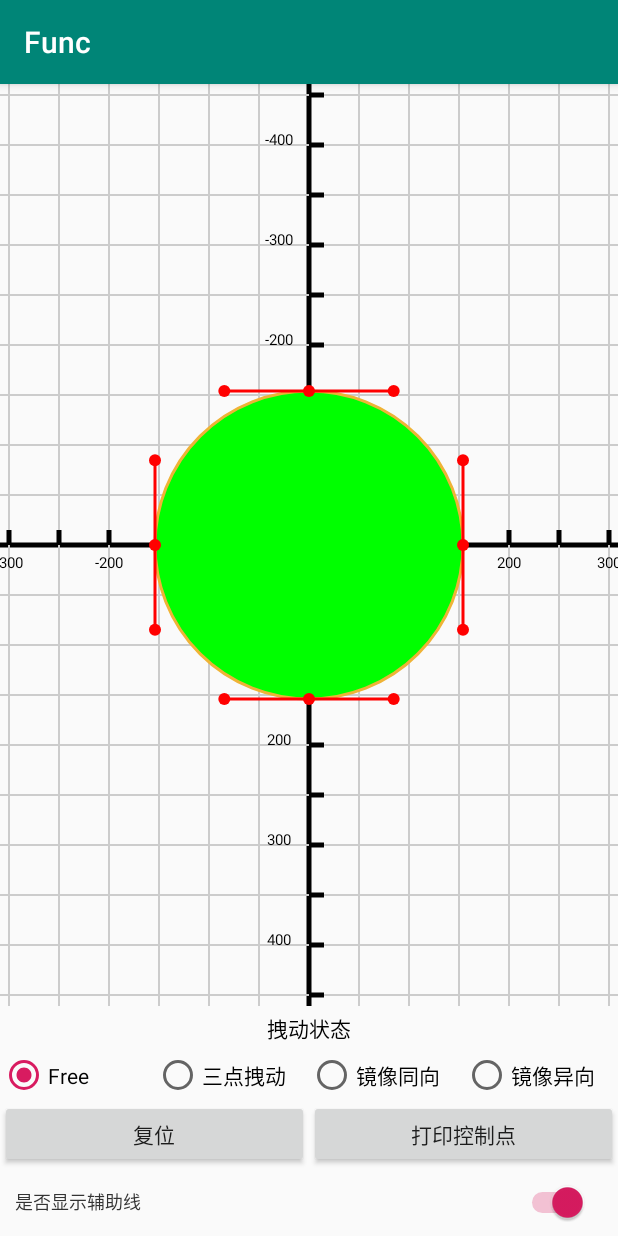
After one commit to Jerryzouzou/FunctionGroup, an Android app: the BezierDIYActivity screen opened directly, with no data from a screen before it, on a phone screen of 412 x 824 dp. The commit adds this screen. Run offline under Robolectric (Android 15) with nearby library versions, the phone set to English and light mode, and no system bars.

Commit message:
add diy bezier view

```diff
--- a/app/build.gradle
+++ b/app/build.gradle
@@ -20,6 +20,10 @@ android {
     packagingOptions {
         exclude 'META-INF/proguard/androidx-annotations.pro'
     }
+    compileOptions {
+        sourceCompatibility = '1.8'
+        targetCompatibility = '1.8'
+    }
 
 }
 
--- a/app/src/main/AndroidManifest.xml
+++ b/app/src/main/AndroidManifest.xml
@@ -20,6 +20,7 @@
 
         <activity android:name=".BezierLines.BezierBeginDerivationActivity"/>
         <activity android:name=".BezierLines.BezierRun2CircleActivity"/>
+        <activity android:name=".BezierLines.BezierDIYActivity"/>
     </application>
 
 </manifest>
--- /dev/null
+++ b/app/src/main/java/com/hard/function/BezierLines/BezierDIYActivity.java
@@ -0,0 +1,95 @@
+package com.hard.function.BezierLines;
+
+import android.content.Context;
+import android.graphics.PointF;
+import android.os.Bundle;
+import android.support.annotation.IdRes;
+import android.support.annotation.Nullable;
+import android.support.v7.app.AppCompatActivity;
+import android.util.Log;
+import android.view.View;
+import android.widget.CompoundButton;
+import android.widget.RadioGroup;
+import android.widget.Switch;
+
+import com.hard.function.R;
+import com.hard.function.tool.UIUtils;
+
+import java.util.List;
+
+/**
+ * @author Jerry Lai on 2019/06/18
+ */
+public class BezierDIYActivity extends AppCompatActivity implements View.OnClickListener {
+
+    private final static String TAG = "BezierDIY";
+    private Context mContext;
+    private DIYBezierView diyBezierView;
+    private RadioGroup rgStatus;
+    private Switch showLineSwitch;
+
+    @Override
+    protected void onCreate(@Nullable Bundle savedInstanceState) {
+        super.onCreate(savedInstanceState);
+        setContentView(R.layout.activity_diy_bezier);
+        mContext = this;
+
+        findView();
+    }
+
+    private void findView() {
+        findViewById(R.id.btn_print).setOnClickListener(this);
+        findViewById(R.id.btn_reset).setOnClickListener(this);
+        diyBezierView = findViewById(R.id.diy_bezier_view);
+        rgStatus = findViewById(R.id.rg_status);
+        showLineSwitch = findViewById(R.id.show_line_switch);
+
+        diyBezierView.setIsShowHelpLine(true);
+        showLineSwitch.setChecked(true);
+        //lambda表达式
+        rgStatus.setOnCheckedChangeListener((RadioGroup group, @IdRes int checkedId)->{
+            switch (checkedId){
+                case R.id.status_free:  // 自由变换
+                    diyBezierView.setStatus(DIYBezierView.Status.FREE);
+                    break;
+                case R.id.status_three: // 三点拽动
+                    diyBezierView.setStatus(DIYBezierView.Status.THREE);
+                    break;
+                case R.id.status_mirror_diff:
+                    diyBezierView.setStatus(DIYBezierView.Status.MIRROR_DIFF);  // 镜像异向
+                    break;
+                case R.id.status_mirror_same:       // 镜像同向
+                    diyBezierView.setStatus(DIYBezierView.Status.MIRROR_SAME);
+                    break;
+            }
+        });
+
+        showLineSwitch.setOnCheckedChangeListener((CompoundButton buttonView, boolean isChecked)->{
+            diyBezierView.setIsShowHelpLine(isChecked);
+        });
+    }
+
+    @Override
+    public void onClick(View v) {
+        switch (v.getId()){
+            case R.id.btn_print:
+                printControlPointList();
+                break;
+            case R.id.btn_reset:
+                diyBezierView.reset();
+                break;
+        }
+    }
+
+    private void printControlPointList() {
+        StringBuilder sb = new StringBuilder();
+        List<PointF> controlPointList = diyBezierView.getControlPointList();
+        for (int i = 0; i < controlPointList.size(); i++) {
+            PointF point = controlPointList.get(i);
+            sb.append("第"+i+"个点坐标(单位dp)：[ ")
+                    .append(UIUtils.px2dip(mContext, point.x)+",")
+                    .append(UIUtils.px2dip(mContext, point.y)+" ]\n");
+        }
+        Log.i(TAG, "ControlPointList: "+sb.toString());
+    }
+}
--- a/app/src/main/java/com/hard/function/BezierLines/BezierRun2CircleView.java
+++ b/app/src/main/java/com/hard/function/BezierLines/BezierRun2CircleView.java
@@ -119,7 +119,7 @@ public class BezierRun2CircleView extends GridCoordinateCustomBaseView {
     @Override
     protected void onDraw(Canvas canvas) {
         drawCoordinateGrid(canvas);
-        canvas.translate(screenWidth/2, screenHeight/2);    //挪到原点(0,0)为屏幕中间
+        canvas.translate(mWidth/2, mHeight/2);
         bezierLinePath.reset();
         for (int i = 0; i < 4; i++) {
             if (i == 0){
--- /dev/null
+++ b/app/src/main/java/com/hard/function/BezierLines/DIYBezierView.java
@@ -0,0 +1,338 @@
+package com.hard.function.BezierLines;
+
+import android.content.Context;
+import android.content.res.Resources;
+import android.graphics.BitmapRegionDecoder;
+import android.graphics.Canvas;
+import android.graphics.Color;
+import android.graphics.Paint;
+import android.graphics.Path;
+import android.graphics.PointF;
+import android.graphics.RectF;
+import android.util.AttributeSet;
+import android.view.MotionEvent;
+
+import com.hard.function.R;
+import com.hard.function.common.GridCoordinateCustomBaseView;
+import com.hard.function.tool.UIUtils;
+
+import java.util.ArrayList;
+import java.util.List;
+
+import androidx.annotation.Nullable;
+
+/**
+ * @author Jerry Lai on 2019/06/12
+ */
+public class DIYBezierView extends GridCoordinateCustomBaseView {
+
+    private PointF centerPointF;    //圆心
+    //控制点列表，顺序为：右上、右下、左下、左上
+    private List<PointF> controlPointList;
+    //选中的点集合，受 status 影响
+    private List<PointF> curSelectPointList;
+    private PointF curSelectPoint;
+
+    private Path controlPath;
+    private Path diyBezierPath;
+    private Paint diyBezierPaint;
+    private Paint controlLinePaint;
+    private Paint controlPointPaint;
+    private Paint circlePaint;
+    private Status status;  //拖曳时的状态
+    private Resources res;
+    private Context mContext;
+
+    // 线的宽度
+    private int LINE_WIDTH;
+    // 控制点的半径
+    private int POINT_RADIO_WIDTH;
+    // 选中控制点的半径
+    private int SEL_POINT_RADIO_WIDTH;
+    private float mRadius;      //圆半径
+    private float mRatio;       //控制点占半径的比例
+    // 是否显示辅助线
+    private boolean mIsShowHelpLine;
+    // 触碰的x轴
+    private float mLastX = -1;
+    // 触碰的y轴
+    private float mLastY = -1;
+
+    // 有效触碰的范围
+    private int mTouchRegionWidth;
+
+    public DIYBezierView(Context context) {
+        super(context);
+    }
+
+    public DIYBezierView(Context context, @Nullable AttributeSet attrs) {
+        super(context, attrs);
+    }
+
+    public DIYBezierView(Context context, @Nullable AttributeSet attrs, int defStyleAttr) {
+        super(context, attrs, defStyleAttr);
+    }
+
+    @Override
+    protected void init(Context context) {
+        mContext = context;
+        res = mContext.getResources();
+        int width = UIUtils.getScreenWidth(context);
+        mRadius = width / 4;
+        LINE_WIDTH = UIUtils.dip2px(2);
+        POINT_RADIO_WIDTH = UIUtils.dip2px(4);
+        SEL_POINT_RADIO_WIDTH = UIUtils.dip2px(6);
+        mTouchRegionWidth = UIUtils.dip2px(20);
+
+        centerPointF = new PointF(0, 0);
+        controlPointList = new ArrayList<>();
+        curSelectPointList = new ArrayList<>();
+        controlPath = new Path();
+        diyBezierPath = new Path();
+        mIsShowHelpLine = true;
+        mRatio = 0.55f;
+        status = Status.FREE;
+
+        diyBezierPaint = UIUtils.getFillPaint(Color.GREEN);
+        circlePaint = UIUtils.getStrokePaint(context, LINE_WIDTH, res.getColor(R.color.colorOrange, null));
+        controlLinePaint =UIUtils.getStrokePaint(context, LINE_WIDTH, Color.RED);
+        controlPointPaint =UIUtils.getFillPaint(Color.RED);
+
+        calculateControlPoint();
+    }
+
+    @Override
+    protected void onDraw(Canvas canvas) {
+        drawCoordinateGrid(canvas);
+        canvas.translate(mWidth/2, mHeight/2);
+
+        diyBezierPath.reset();
+        //计算每边控制基线的贝塞尔曲线路径
+        for (int i = 0; i < 4; i++) {
+            if(i == 0){
+                diyBezierPath.moveTo(controlPointList.get(i*3).x, controlPointList.get(i*3).y);
+            }else {
+                diyBezierPath.lineTo(controlPointList.get(i*3).x, controlPointList.get(i*3).y);
+            }
+            int endPonitIndex = (i==3) ? 0 : (i*3+3);
+            diyBezierPath.cubicTo(controlPointList.get(i*3+1).x, controlPointList.get(i*3+1).y,
+                    controlPointList.get(i*3+2).x, controlPointList.get(i*3+2).y,
+                    controlPointList.get(endPonitIndex).x, controlPointList.get(endPonitIndex).y);
+        }
+        canvas.drawPath(diyBezierPath, diyBezierPaint);
+
+        if(!mIsShowHelpLine) return;
+        canvas.drawCircle(centerPointF.x, centerPointF.y, mRadius, circlePaint);
+
+        //绘制控制基线
+        controlPath.reset();
+        for (int i = 0; i < 4; i++) {
+            int startIndex = i * 3;
+            if(i == 0){
+                controlPath.moveTo(controlPointList.get(controlPointList.size()-1).x,
+                        controlPointList.get(controlPointList.size() - 1).y);
+            }else {
+                controlPath.moveTo(controlPointList.get(startIndex - 1).x,
+                        controlPointList.get(startIndex - 1).y);
+            }
+            controlPath.lineTo(controlPointList.get(startIndex).x, controlPointList.get(startIndex).y);
+            controlPath.lineTo(controlPointList.get(startIndex+1).x, controlPointList.get(startIndex+1).y);
+        }
+        canvas.drawPath(controlPath, controlLinePaint);
+
+        //绘制控制点
+        for (int i = 0; i < controlPointList.size(); i++) {
+            PointF point = controlPointList.get(i);
+            float w;
+            if(curSelectPointList.contains(point)){
+                controlPointPaint.setColor(Color.BLUE);
+                w = SEL_POINT_RADIO_WIDTH;
+            }else {
+                controlPointPaint.setColor(Color.RED);
+                w = POINT_RADIO_WIDTH;
+            }
+            canvas.drawCircle(point.x, point.y, w, controlPointPaint);
+        }
+
+        // 如果为三点拽动，将三点连接
+        if(status == Status.THREE){
+            if(curSelectPointList.size() == 1) return;
+            for (int i = 0; i < curSelectPointList.size() - 1; i++) {
+                controlPointPaint.setColor(Color.BLUE);
+                canvas.drawLine(curSelectPointList.get(i).x, curSelectPointList.get(i).y,
+                        curSelectPointList.get(i+1).x, curSelectPointList.get(i+1).y, controlPointPaint);
+            }
+        }
+    }
+
+    @Override
+    public boolean onTouchEvent(MotionEvent event) {
+        float x = event.getX();
+        float y = event.getY();
+        switch (event.getAction()){
+            case MotionEvent.ACTION_DOWN:
+                if(selectControlPoint(x, y)){
+                    mLastX = x;
+                    mLastY = y;
+                }
+                break;
+            case MotionEvent.ACTION_MOVE:
+                if(mLastY==-1 || mLastX==-1){
+                    return true;
+                }
+
+                float offsetX = x - mLastX;
+                float offsetY = y - mLastY;
+                if((status==Status.MIRROR_DIFF || status==Status.MIRROR_SAME) && curSelectPoint!=null){
+                    curSelectPoint.x += offsetX;
+                    curSelectPoint.y += offsetY;
+
+                    if(status == Status.MIRROR_DIFF){
+                        offsetX = -offsetX;
+                        offsetY = -offsetY;
+                    }
+                    PointF otherPoint = null;
+                    for (PointF point : curSelectPointList){
+                        if(point != curSelectPoint){
+                            otherPoint = point;
+                            break;
+                        }
+                    }
+                    if(otherPoint != null){
+                        otherPoint.x += offsetX;
+                        otherPoint.y += offsetY;
+                    }
+                }else{
+                    for (PointF point : curSelectPointList){
+                        point.x += offsetX;
+                        point.y += offsetY;
+                    }
+                }
+                mLastX = x;
+                mLastY = y;
+                break;
+            case MotionEvent.ACTION_UP:
+                curSelectPointList.clear();
+                curSelectPoint = null;
+                mLastY = mLastX = -1;
+                break;
+        }
+
+        invalidate();
+        return true;
+    }
+
+    /**
+     * 是否在有效的触碰范围
+     */
+    private boolean selectControlPoint(float x, float y) {
+        int selectIndex = -1;
+        for (int i = 0; i < controlPointList.size(); i++) {
+            PointF point = controlPointList.get(i);
+            float realX = point.x + mWidth/2;
+            float realY = point.y + mHeight/2;
+            RectF rectRange = new RectF(realX-mTouchRegionWidth, realY-mTouchRegionWidth,
+                    realX+mTouchRegionWidth, realY+mTouchRegionWidth);
+            if(rectRange.contains(x, y)){
+                selectIndex = i;
+                break;
+            }
+        }
+        if(selectIndex == -1){
+            return false;
+        }
+
+        curSelectPointList.clear();
+        curSelectPoint = controlPointList.get(selectIndex);
+        switch (status){
+            case FREE:      // 任意点拽动
+                curSelectPointList.add(curSelectPoint);
+                break;
+            case THREE:
+                int offsetSeleIndex = (selectIndex + 1) % 12;
+                int offsetRangeIndex = offsetSeleIndex / 3;
+                if(offsetSeleIndex == 0){
+                    curSelectPointList.add(controlPointList.get(11));
+                }else {
+                    curSelectPointList.add(controlPointList.get(offsetRangeIndex*3 - 1));
+                }
+                curSelectPointList.add(controlPointList.get(offsetRangeIndex*3));
+                curSelectPointList.add(controlPointList.get(offsetRangeIndex*3 + 1));
+                break;
+            case MIRROR_DIFF:
+            case MIRROR_SAME:
+                if(selectIndex==0 || selectIndex==6){
+                    curSelectPointList.add(controlPointList.get(0));
+                    curSelectPointList.add(controlPointList.get(6));
+                }else {
+                    curSelectPointList.add(controlPointList.get(selectIndex));
+                    curSelectPointList.add(controlPointList.get(12 - selectIndex));
+                }
+                break;
+        }
+
+        return true;
+    }
+
+    public void reset(){
+        calculateControlPoint();
+        invalidate();
+    }
+
+    public void setStatus(Status status) {
+        this.status = status;
+    }
+
+    /**
+     * 设置比例--印象计算控制点因子
+     */
+    public void setRatio(float ratio) {
+        this.mRatio = ratio;
+        calculateControlPoint();
+        invalidate();
+    }
+
+    public void setIsShowHelpLine(boolean isShowHelpLine) {
+        this.mIsShowHelpLine = isShowHelpLine;
+        invalidate();
+    }
+
+    public List<PointF> getControlPointList() {
+        return controlPointList;
+    }
+
+    /**
+     * 计算圆的控制点
+     */
+    private void calculateControlPoint() {
+        // 计算 中间控制点到端点的距离
+        float controlWidth = mRatio * mRadius;
+        controlPointList.clear();
+
+        // 右上
+        controlPointList.add(new PointF(0, -mRadius));
+        controlPointList.add(new PointF(controlWidth, -mRadius));
+        controlPointList.add(new PointF(mRadius, -controlWidth));
+
+        // 右下
+        controlPointList.add(new PointF(mRadius, 0));
+        controlPointList.add(new PointF(mRadius, controlWidth));
+        controlPointList.add(new PointF(controlWidth, mRadius));
+
+        // 左下
+        controlPointList.add(new PointF(0, mRadius));
+        controlPointList.add(new PointF(-controlWidth, mRadius));
+        controlPointList.add(new PointF(-mRadius, controlWidth));
+        // 左上
+        controlPointList.add(new PointF(-mRadius, 0));
+        controlPointList.add(new PointF(-mRadius, -controlWidth));
+        controlPointList.add(new PointF(-controlWidth, -mRadius));
+    }
+
+    public enum Status {
+        FREE,          // 自由拽动
+        THREE,         // 三点拽动
+        MIRROR_DIFF,   // 镜像异向
+        MIRROR_SAME,   // 镜像同向
+    }
+}
--- a/app/src/main/java/com/hard/function/MainActivity.java
+++ b/app/src/main/java/com/hard/function/MainActivity.java
@@ -8,6 +8,7 @@ import android.util.Log;
 import android.view.View;
 
 import com.hard.function.BezierLines.BezierBeginDerivationActivity;
+import com.hard.function.BezierLines.BezierDIYActivity;
 import com.hard.function.BezierLines.BezierRun2CircleActivity;
 import com.hard.function.BezierLines.BezierRun2CircleView;
 import com.hard.function.tool.UIUtils;
@@ -43,7 +44,7 @@ public class MainActivity extends AppCompatActivity implements View.OnClickListe
                 Utils.startActivity(mContext, BezierRun2CircleActivity.class);
                 break;
             case R.id.btn_f_03:
-
+                Utils.startActivity(mContext, BezierDIYActivity.class);
                 break;
         }
     }
--- a/app/src/main/java/com/hard/function/common/GridCoordinateCustomBaseView.java
+++ b/app/src/main/java/com/hard/function/common/GridCoordinateCustomBaseView.java
@@ -42,8 +42,8 @@ public abstract class GridCoordinateCustomBaseView extends View {
     // 字体大小
     private float mTextSize;
 
-    private float mWidth;
-    private float mHeight;
+    public float mWidth;
+    public float mHeight;
 
     public GridCoordinateCustomBaseView(Context context) {
         super(context);
--- a/app/src/main/java/com/hard/function/tool/UIUtils.java
+++ b/app/src/main/java/com/hard/function/tool/UIUtils.java
@@ -2,6 +2,8 @@ package com.hard.function.tool;
 
 import android.content.Context;
 import android.content.res.Resources;
+import android.graphics.Color;
+import android.graphics.Paint;
 import android.util.DisplayMetrics;
 import android.view.WindowManager;
 
@@ -60,4 +62,21 @@ public class UIUtils {
         return result;
     }
 
+    public static Paint getFillPaint(int color){
+        Paint paint = new Paint();
+        paint.setAntiAlias(true);
+        paint.setStyle(Paint.Style.FILL);
+        paint.setColor(color);
+        return paint;
+    }
+
+    public static Paint getStrokePaint(Context context, float lineWidth, int color){
+        Paint paint = new Paint();
+        paint.setAntiAlias(true);
+        paint.setStyle(Paint.Style.STROKE);
+        paint.setStrokeWidth(lineWidth);
+        paint.setColor(color);
+        return paint;
+    }
+
 }
--- /dev/null
+++ b/app/src/main/res/layout/activity_diy_bezier.xml
@@ -0,0 +1,110 @@
+<?xml version="1.0" encoding="utf-8"?>
+<LinearLayout xmlns:android="http://schemas.android.com/apk/res/android"
+    android:layout_width="match_parent"
+    android:layout_height="match_parent"
+    android:orientation="vertical">
+
+    <com.hard.function.BezierLines.DIYBezierView
+        android:id="@+id/diy_bezier_view"
+        android:layout_width="match_parent"
+        android:layout_height="0dp"
+        android:layout_weight="1" />
+
+    <TextView
+        android:layout_width="match_parent"
+        android:layout_height="30dp"
+        android:gravity="center"
+        android:paddingLeft="10dp"
+        android:paddingRight="10dp"
+        android:text="拽动状态"
+        android:textColor="@android:color/black" />
+
+    <RadioGroup
+        android:id="@+id/rg_status"
+        android:layout_width="match_parent"
+        android:layout_height="wrap_content"
+        android:orientation="horizontal">
+
+        <RadioButton
+            android:id="@+id/status_free"
+            android:layout_width="0dp"
+            android:layout_height="match_parent"
+            android:layout_weight="1"
+            android:checked="true"
+            android:text="Free" />
+
+        <RadioButton
+            android:id="@+id/status_three"
+            android:layout_width="0dp"
+            android:layout_height="match_parent"
+            android:layout_weight="1"
+            android:text="三点拽动" />
+
+        <RadioButton
+            android:id="@+id/status_mirror_same"
+            android:layout_width="0dp"
+            android:layout_height="match_parent"
+            android:layout_weight="1"
+            android:text="镜像同向" />
+
+        <RadioButton
+            android:id="@+id/status_mirror_diff"
+            android:layout_width="0dp"
+            android:layout_height="match_parent"
+            android:layout_weight="1"
+            android:text="镜像异向" />
+
+    </RadioGroup>
+
+    <LinearLayout
+        android:layout_width="match_parent"
+        android:layout_height="45dp"
+        android:orientation="horizontal"
+        >
+
+        <Button
+            android:id="@+id/btn_reset"
+            android:layout_width="0dp"
+            android:layout_height="match_parent"
+            android:layout_weight="1"
+            android:text="复位"
+            android:onClick="onReset"
+            />
+
+        <Button
+            android:id="@+id/btn_print"
+            android:layout_width="0dp"
+            android:layout_height="match_parent"
+            android:layout_weight="1"
+            android:text="打印控制点"
+            android:onClick="onLog"
+            />
+
+    </LinearLayout>
+
+    <LinearLayout
+        android:layout_width="match_parent"
+        android:layout_height="45dp"
+        android:gravity="center_vertical"
+        android:orientation="horizontal">
+
+        <TextView
+            android:layout_width="1dp"
+            android:layout_height="match_parent"
+            android:layout_weight="1"
+            android:text="是否显示辅助线"
+            android:gravity="center_vertical"
+            android:paddingLeft="10dp"
+            android:textColor="#333333"
+            android:textSize="12sp" />
+
+        <Switch
+            android:id="@+id/show_line_switch"
+            android:layout_width="wrap_content"
+            android:layout_height="match_parent"
+            android:paddingLeft="10dp"
+            android:paddingRight="20dp" />
+
+    </LinearLayout>
+
+</LinearLayout>
--- a/app/src/main/res/layout/activity_main.xml
+++ b/app/src/main/res/layout/activity_main.xml
@@ -26,7 +26,8 @@
             <Button
                 android:id="@+id/btn_f_03"
                 android:layout_width="wrap_content"
-                android:layout_height="wrap_content" />
+                android:layout_height="wrap_content"
+                android:text="@string/bazier_diy"/>
         </LinearLayout>
     </HorizontalScrollView>
 
--- a/app/src/main/res/values/strings.xml
+++ b/app/src/main/res/values/strings.xml
@@ -2,6 +2,7 @@
     <string name="app_name">Func</string>
     <string name="bazier_line">Bazier</string>
     <string name="bazier_circle">Bazier2Circle</string>
+    <string name="bazier_diy">BazierDIY</string>
     <string name="rate">rate(%1$d)</string>
     <string name="order">order(%1$d)</string>
     <string name="ratio">ratio (%1$s)</string>
```
Also changed, not shown: 1 other file.
